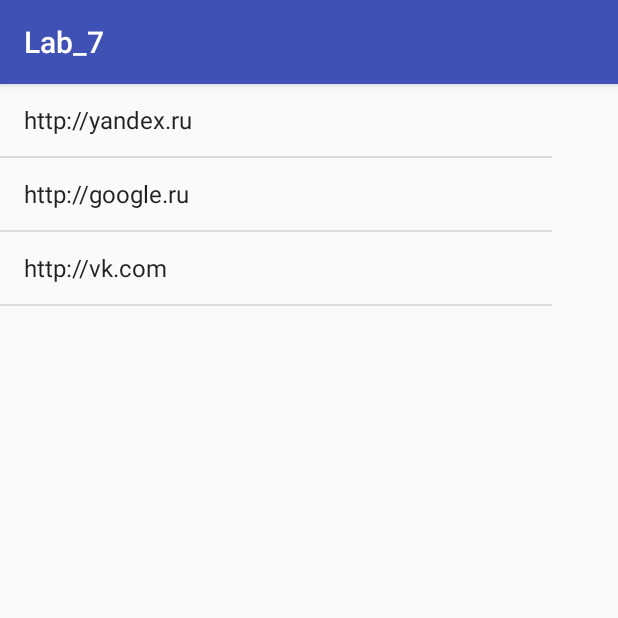
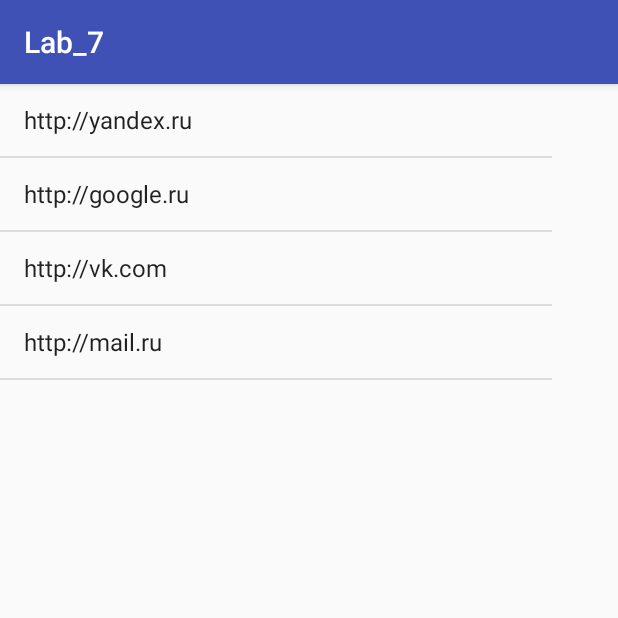
Before and after one commit to dima-shm/Software-Security-Mobile-Systems-Labs, an Android app: the screen it shows after launch (MainActivity), on a phone screen of 412 x 824 dp, the top half of it. Run offline under Robolectric (Android 15) with nearby library versions, the phone set to English and light mode, and no system bars.

Commit message:
Update Lab_7

```diff
--- a/Lab_7/app/src/main/java/com/shm/dim/lab_7/MainActivity.java
+++ b/Lab_7/app/src/main/java/com/shm/dim/lab_7/MainActivity.java
@@ -29,6 +29,7 @@ public class MainActivity extends AppCompatActivity {
         links.add("http://yandex.ru");
         links.add("http://google.ru");
         links.add("http://vk.com");
+        links.add("http://mail.ru");
 
         ArrayAdapter<String> arrayAdapter = new ArrayAdapter<>(this, android.R.layout.simple_list_item_1, links);
         mListView.setAdapter(arrayAdapter);
```
